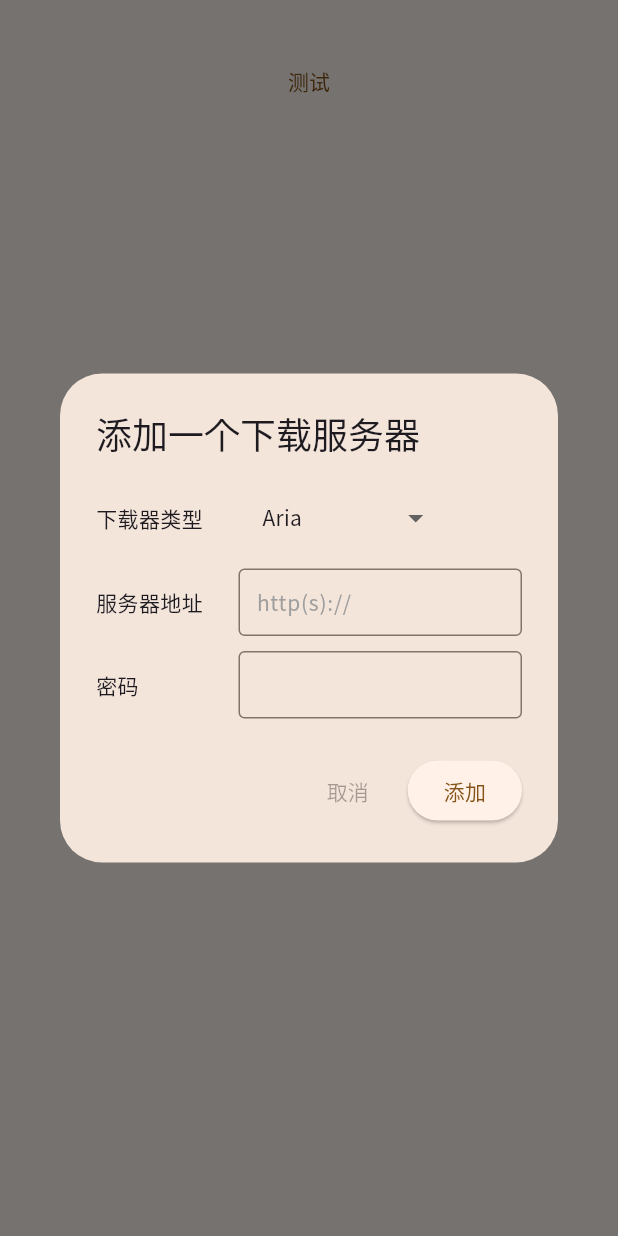
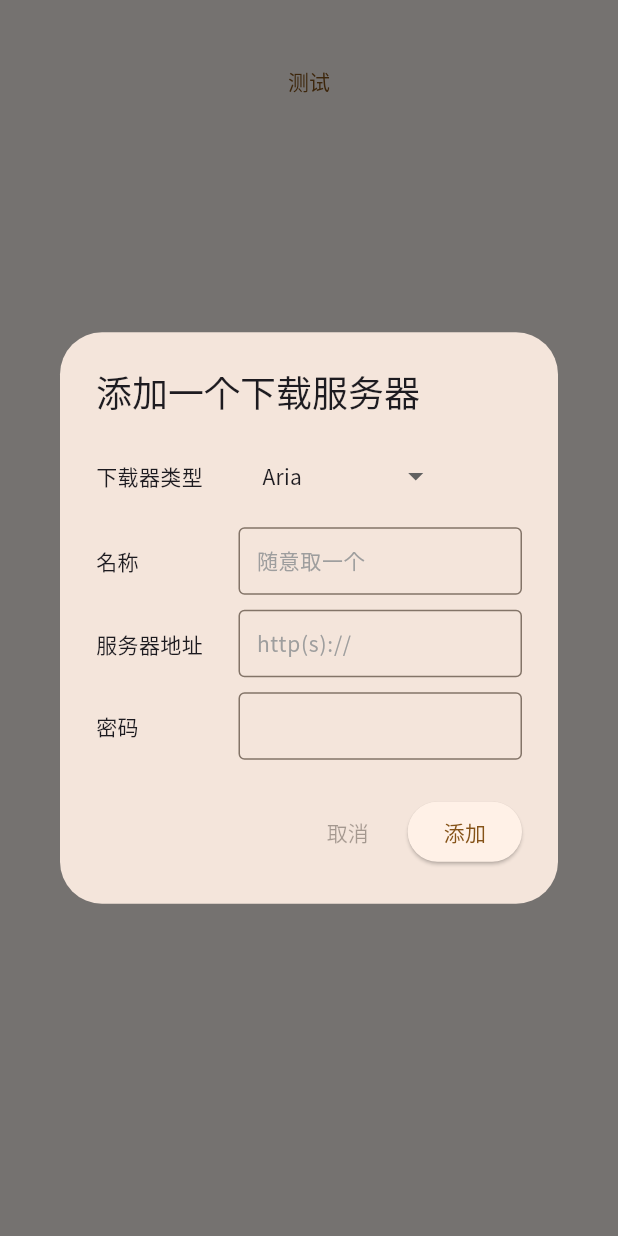
Before and after one commit to Zhoucheng133/BitFlow, a Flutter app: the screen it shows after launch, after a tap on "测试", on a phone screen of 412 x 824 dp. Run offline on Flutter 3.47's test engine with Material 3 defaults, Android fonts, the phone set to English and light mode, and no system bars; drawn by our look-alikes of dropdown_button2; our stand-ins replace get, google_fonts, shared_preferences; missing offline and left inert: window_manager; statements that could not run were skipped.

Commit message:
添加名称参数

```diff
--- a/lib/components/add_store.dart
+++ b/lib/components/add_store.dart
@@ -41,11 +41,12 @@ class AddStore extends StatefulWidget {
 class _AddStoreState extends State<AddStore> {
 
   String type="Aria";
+  TextEditingController name=TextEditingController();
   TextEditingController url=TextEditingController();
   TextEditingController username=TextEditingController();
   TextEditingController password=TextEditingController();
 
-  StoreItem item=StoreItem(StoreType.aria, "", "", "");
+  StoreItem item=StoreItem("", StoreType.aria, "", "", "");
 
   String convertType(StoreType type){
     if(type==StoreType.aria){
@@ -103,6 +104,31 @@ class _AddStoreState extends State<AddStore> {
               ),
             ),
           ),
+        ),
+        const SizedBox(height: 10,),
+        AddItem(
+          label: '名称',
+          content: TextField(
+            decoration: InputDecoration(
+              border: OutlineInputBorder(),
+              hintText: '随意取一个',
+              hintStyle: GoogleFonts.notoSansSc(
+                color: Colors.grey
+              ),
+              isCollapsed: true,
+              contentPadding: const EdgeInsets.symmetric(horizontal: 8, vertical: 12)
+            ),
+            controller: name,
+            style: GoogleFonts.notoSansSc(
+              fontSize: 14
+            ),
+            autocorrect: false,
+            enableSuggestions: false,
+            onChanged: (val){
+              item.name=val;
+              widget.valCallback(item);
+            },
+          )
         ),
         const SizedBox(height: 10,),
         AddItem(
--- a/lib/getx/store_get.dart
+++ b/lib/getx/store_get.dart
@@ -17,13 +17,14 @@ class StoreGet extends GetxController{
   Future<void> saveStore() async {
     final prefs=await SharedPreferences.getInstance();
     prefs.setString("store", jsonEncode(servers.map((item)=>item.toMap()).toList()));
+    // print(servers.map((item)=>item.toMap()).toList());
   }
 
   void addStore(BuildContext context, {init=false}){
-    StoreItem item=StoreItem(StoreType.aria, "", null, "");
+    StoreItem item=StoreItem("", StoreType.aria, "", null, "");
     bool load=false;
     void setVal(StoreItem val){
-      item = StoreItem(val.type, val.url, val.type==StoreType.aria ? null : val.username, val.password);
+      item = StoreItem(val.name, val.type, val.url, val.type==StoreType.aria ? null : val.username, val.password);
     }
 
     showDialog(
--- a/lib/service/init.dart
+++ b/lib/service/init.dart
@@ -16,7 +16,7 @@ class InitServivce extends GetxController{
     final storePrefs=prefs.getString('store');
     if(storePrefs!=null){
       try {
-        List<StoreItem> store=(jsonDecode(storePrefs) as List).map((item)=>StoreItem(StoreType.values[item['type']], item['url'], item['username'], item['password'])).toList();
+        List<StoreItem> store=(jsonDecode(storePrefs) as List).map((item)=>StoreItem(item['name'], StoreType.values[item['type']], item['url'], item['username'], item['password'])).toList();
         storeGet.servers.value=store;
         statusGet.initOk.value=true;
         return;
--- a/lib/types/types.dart
+++ b/lib/types/types.dart
@@ -9,12 +9,13 @@ enum StoreType{
 }
 
 class StoreItem{
+  late String name;
   late StoreType type;
   late String url;
   // Aria中没有username参数
   late String? username;
   late String password;
-  StoreItem(this.type, this.url, this.username, this.password);
+  StoreItem(this.name, this.type, this.url, this.username, this.password);
 
   final AriaService ariaService=Get.find();
   final QbitService qbitService=Get.find();
@@ -22,6 +23,7 @@ class StoreItem{
 
   Map toMap(){
     return {
+      "name": name,
       "type": type.index,
       "url": url,
       "username": username??"",
```
